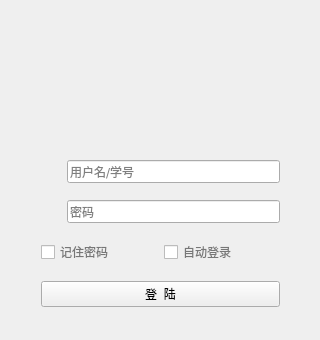
martin2384798/TUNet-pc, file form/loginui.ui: the form before one commit.
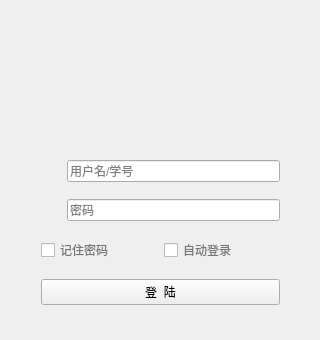
The form after the commit. Icons and pictures are not drawn.

The edit to the form file:
```diff
--- a/form/loginui.ui
+++ b/form/loginui.ui
@@ -81,11 +81,6 @@
       </item>
       <item>
        <widget class="QLineEdit" name="username">
-        <property name="font">
-         <font>
-          <family>Verdana</family>
-         </font>
-        </property>
         <property name="styleSheet">
          <string notr="true"/>
         </property>
@@ -122,11 +117,6 @@
       </item>
       <item>
        <widget class="QLineEdit" name="password">
-        <property name="font">
-         <font>
-          <family>Verdana</family>
-         </font>
-        </property>
         <property name="styleSheet">
          <string notr="true"/>
         </property>
```
